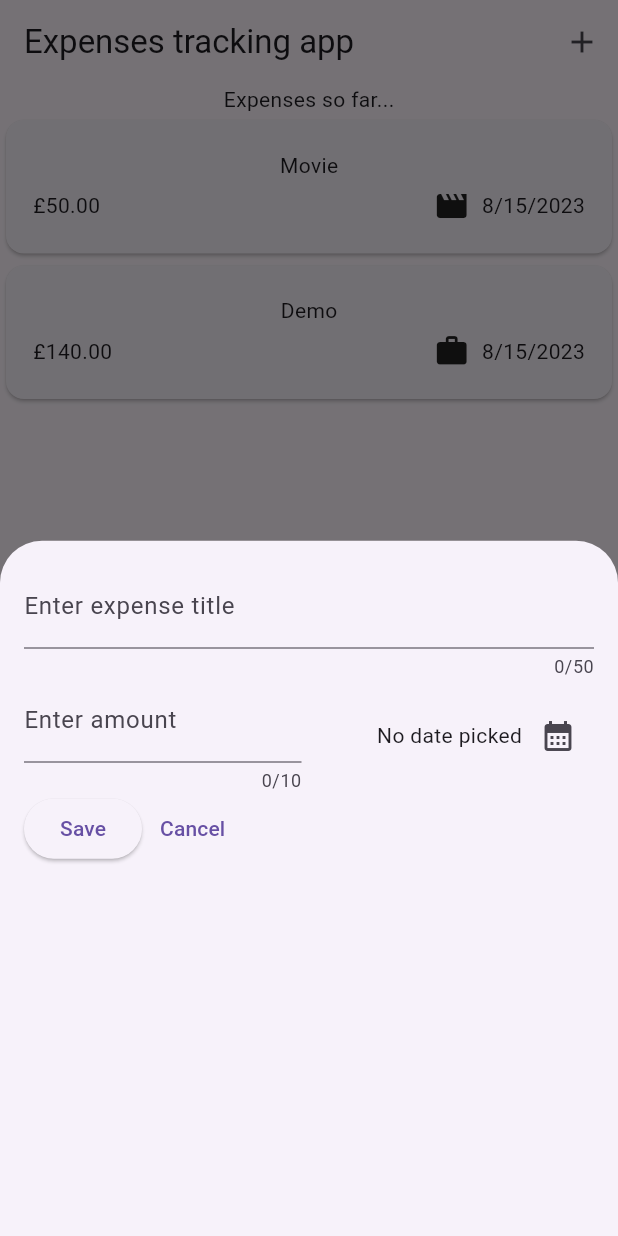
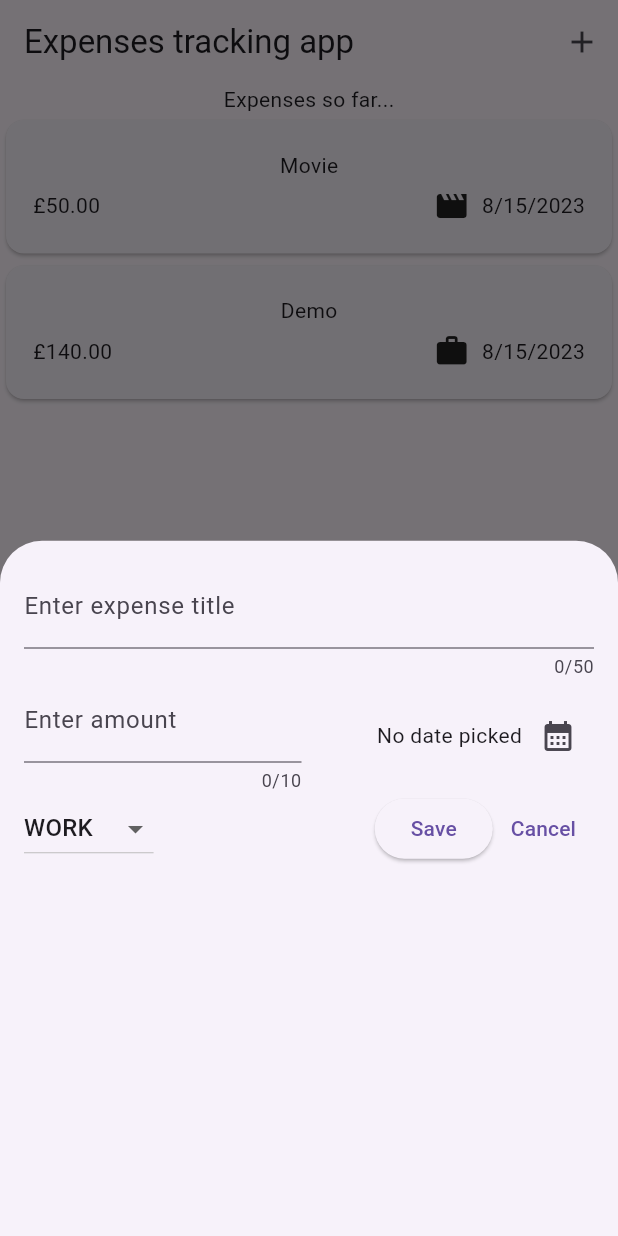
Before and after one commit to jfspps/Flutter_expenses_tracker, a Flutter app: the screen it shows after launch, after a tap on the "add" icon, on a phone screen of 412 x 824 dp. Run offline on Flutter 3.47's test engine with Material 2 defaults, Android fonts, the light colour scheme and no system bars.

Commit message:
added Dropdown to scroll through enum

```diff
--- a/lib/expenses.dart
+++ b/lib/expenses.dart
@@ -18,13 +18,13 @@ class _Expenses extends State<Expenses> {
       title: "Movie",
       amount: 50,
       date: DateTime.now(),
-      category: Category.leisure,
+      category: ExpenseCategory.leisure,
     ),
     Expense(
       title: "Demo",
       amount: 140,
       date: DateTime.now(),
-      category: Category.work,
+      category: ExpenseCategory.work,
     ),
   ];
 
--- a/lib/models/expense.dart
+++ b/lib/models/expense.dart
@@ -6,13 +6,13 @@ final dateFormatter = DateFormat.yMd();
 
 const uuid = Uuid();
 
-enum Category { food, travel, leisure, work }
+enum ExpenseCategory { food, travel, leisure, work }
 
 const categoryIcons = {
-  Category.food: Icons.lunch_dining,
-  Category.travel: Icons.flight_takeoff,
-  Category.leisure: Icons.movie,
-  Category.work: Icons.work,
+  ExpenseCategory.food: Icons.lunch_dining,
+  ExpenseCategory.travel: Icons.flight_takeoff,
+  ExpenseCategory.leisure: Icons.movie,
+  ExpenseCategory.work: Icons.work,
 };
 
 class Expense {
@@ -20,7 +20,7 @@ class Expense {
   final String title;
   final double amount;
   final DateTime date;
-  final Category category;
+  final ExpenseCategory category;
 
   Expense({
     required this.title,
--- a/lib/widgets/new_expense.dart
+++ b/lib/widgets/new_expense.dart
@@ -1,7 +1,8 @@
-import 'package:expense_tracker/models/expense.dart';
 import 'package:flutter/foundation.dart';
 import 'package:flutter/material.dart';
 import 'package:intl/intl.dart';
+
+import '../models/expense.dart';
 
 final formatter = DateFormat.yMd();
 
@@ -20,6 +21,8 @@ class _NewExpenseState extends State<NewExpense> {
   final _numericalInputController = TextEditingController();
 
   DateTime? _selectedDateTime;
+
+  ExpenseCategory _selectedExpenseCategory = ExpenseCategory.work;
 
   // async indicates that some value will be assigned in the future (i.e. is of
   // the generic type Future<>
@@ -43,7 +46,7 @@ class _NewExpenseState extends State<NewExpense> {
     // assigned; alternatively, showDatePicker returns a Future<> which has a
     // method then() (somewhat similar to JS promises) - see https://dart.dev/codelabs/async-await
     setState(() {
-       _selectedDateTime = pickedDateTime;
+      _selectedDateTime = pickedDateTime;
     });
   }
 
@@ -95,7 +98,9 @@ class _NewExpenseState extends State<NewExpense> {
                   crossAxisAlignment: CrossAxisAlignment.center,
                   children: [
                     // the ! operator indicates the variable can never be null
-                    Text(_selectedDateTime == null ? 'No date picked' : dateFormatter.format(_selectedDateTime!)),
+                    Text(_selectedDateTime == null
+                        ? 'No date picked'
+                        : dateFormatter.format(_selectedDateTime!)),
                     IconButton(
                       onPressed: _presentDatePicker,
                       icon: const Icon(Icons.calendar_month),
@@ -107,6 +112,28 @@ class _NewExpenseState extends State<NewExpense> {
           ),
           Row(
             children: [
+              DropdownButton(
+                  value: _selectedExpenseCategory,
+                  items: ExpenseCategory.values
+                      .map(
+                        (expenseCategory) => DropdownMenuItem(
+                          value: expenseCategory,
+                          child: Text(expenseCategory.name.toUpperCase()),
+                        ),
+                      )
+                      .toList(),
+                  onChanged: (value) {
+                    if (value != null) {
+                      if (kDebugMode) {
+                        print(value);
+                      }
+
+                      setState(() {
+                        _selectedExpenseCategory = value;
+                      });
+                    }
+                  }),
+              const Spacer(),
               ElevatedButton(
                 onPressed: () {
                   if (kDebugMode) {
```
